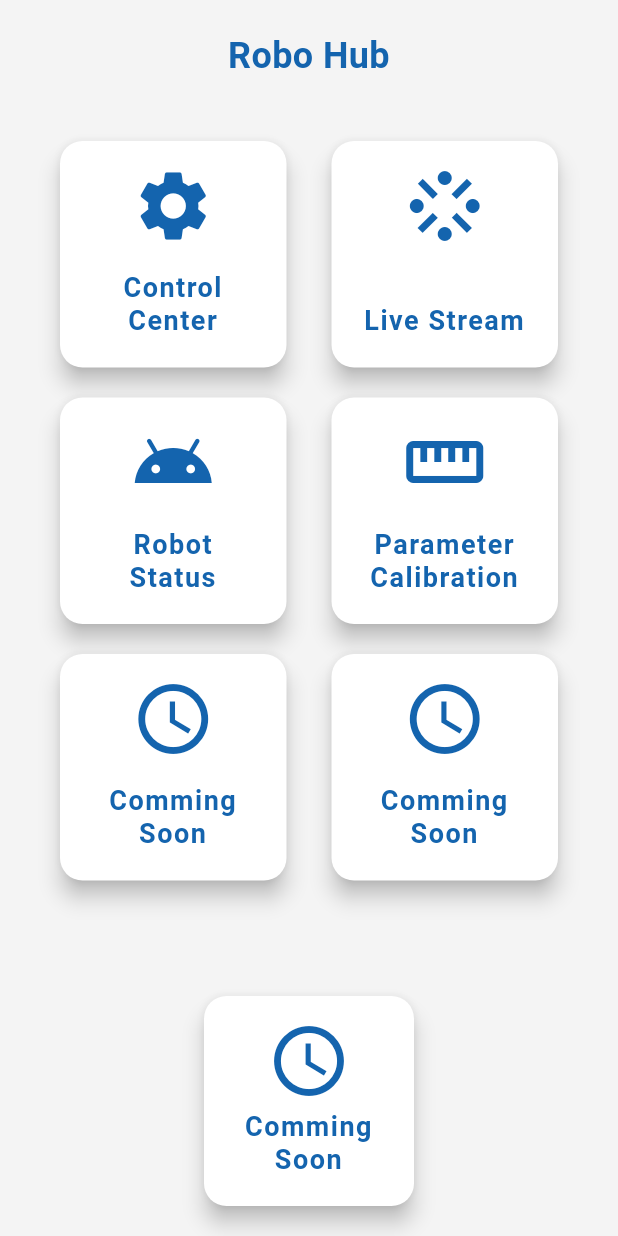
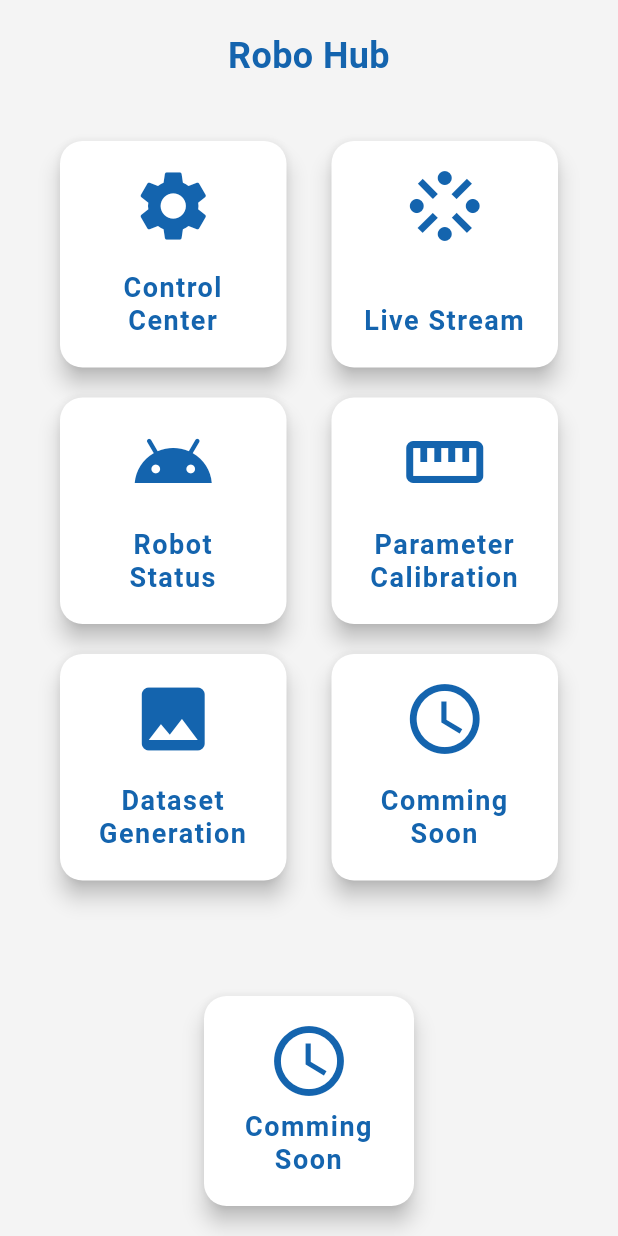
Before and after one commit to acharyaSabin11/Humanoid-Robo-App, a Flutter app: the screen it shows after launch, on a phone screen of 412 x 824 dp. Run offline on Flutter 3.47's test engine with Material 3 defaults, Android fonts, the light colour scheme and no system bars; our stand-ins replace bloc, flutter_bloc.

Commit message:
Added the save images page for saving the images for datast generration

```diff
--- a/lib/main.dart
+++ b/lib/main.dart
@@ -1,6 +1,7 @@
 import 'package:flutter/material.dart';
 import 'package:flutter/services.dart';
 import 'package:flutter_bloc/flutter_bloc.dart';
+import 'package:humanoid_robo_app/presentation/bloc/bloc/saveimages_bloc.dart';
 import 'package:humanoid_robo_app/presentation/bloc/callibration_bloc/callibration_bloc.dart';
 import 'package:humanoid_robo_app/presentation/bloc/control_bloc/control_bloc.dart';
 import 'package:humanoid_robo_app/presentation/bloc/distance_bloc/distance_bloc.dart';
@@ -29,6 +30,9 @@ class MyApp extends StatelessWidget {
         BlocProvider(
           create: (context) => DistanceBloc(),
         ),
+        BlocProvider(
+          create: (context) => SaveimagesBloc(),
+        ),
       ],
       child: MaterialApp(
         debugShowCheckedModeBanner: false,
--- /dev/null
+++ b/lib/presentation/bloc/bloc/saveimages_event.dart
@@ -0,0 +1,8 @@
+part of 'saveimages_bloc.dart';
+
+@immutable
+sealed class SaveimagesEvent {}
+
+class SaveEvent extends SaveimagesEvent {}
+
+class DontSaveEvent extends SaveimagesEvent {}
--- /dev/null
+++ b/lib/presentation/bloc/bloc/saveimages_state.dart
@@ -0,0 +1,15 @@
+part of 'saveimages_bloc.dart';
+
+@immutable
+sealed class SaveimagesState {
+  final bool status;
+  const SaveimagesState({this.status = false});
+}
+
+final class SaveimagesInitial extends SaveimagesState {}
+
+class ResponseReceivedState extends SaveimagesState {
+  const ResponseReceivedState({required bool status}) : super(status: status);
+}
+
+class ResponseFailedState extends SaveimagesState {}
--- a/lib/presentation/bloc/distance_bloc/distance_bloc.dart
+++ b/lib/presentation/bloc/distance_bloc/distance_bloc.dart
@@ -31,7 +31,8 @@ class DistanceBloc extends Bloc<DistanceEvent, DistanceState> {
         final body = jsonDecode(response.body);
         print(body['Distance']);
         if (body['Object'] == true) {
-          emit(GotDistance(distance: '${body['Distance']}'));
+          emit(GotDistance(
+              distance: '${(body['Distance'] as double).round()} cm'));
         } else {
           emit(const GotDistance(distance: 'Error Getting Distance'));
         }
--- a/lib/presentation/pages/home_page.dart
+++ b/lib/presentation/pages/home_page.dart
@@ -3,6 +3,7 @@ import 'package:humanoid_robo_app/core/configs/colors/app_colors.dart';
 import 'package:humanoid_robo_app/presentation/pages/callibration_page.dart';
 import 'package:humanoid_robo_app/presentation/pages/control_page.dart';
 import 'package:humanoid_robo_app/presentation/pages/live_feed_page.dart';
+import 'package:humanoid_robo_app/presentation/pages/save_page.dart';
 import 'package:humanoid_robo_app/presentation/widgets/feature_box.dart';
 
 class HomePage extends StatelessWidget {
@@ -79,9 +80,12 @@ class HomePage extends StatelessWidget {
                           },
                         ),
                         FeatureBox(
-                          iconData: Icons.access_time,
-                          title: 'Comming Soon',
-                          onTap: () {},
+                          iconData: Icons.image,
+                          title: 'Dataset Generation',
+                          onTap: () {
+                            Navigator.of(context).push(MaterialPageRoute(
+                                builder: (context) => const SavePage()));
+                          },
                         ),
                         FeatureBox(
                           iconData: Icons.access_time,
--- a/lib/presentation/widgets/toggle_widget.dart
+++ b/lib/presentation/widgets/toggle_widget.dart
@@ -49,6 +49,7 @@ class ToggleWidget extends StatelessWidget {
                           : AppColors.inactiveButtonColor)
                       .withOpacity(0.1),
                   child: Container(
+                    padding: const EdgeInsets.symmetric(horizontal: 10),
                     height: 30,
                     constraints: const BoxConstraints(minWidth: 60),
                     child: Center(
```
Also changed, not shown: lib/presentation/bloc/bloc/saveimages_bloc.dart (added, +47 -0 lines), lib/presentation/pages/save_page.dart (added, +83 -0 lines).
